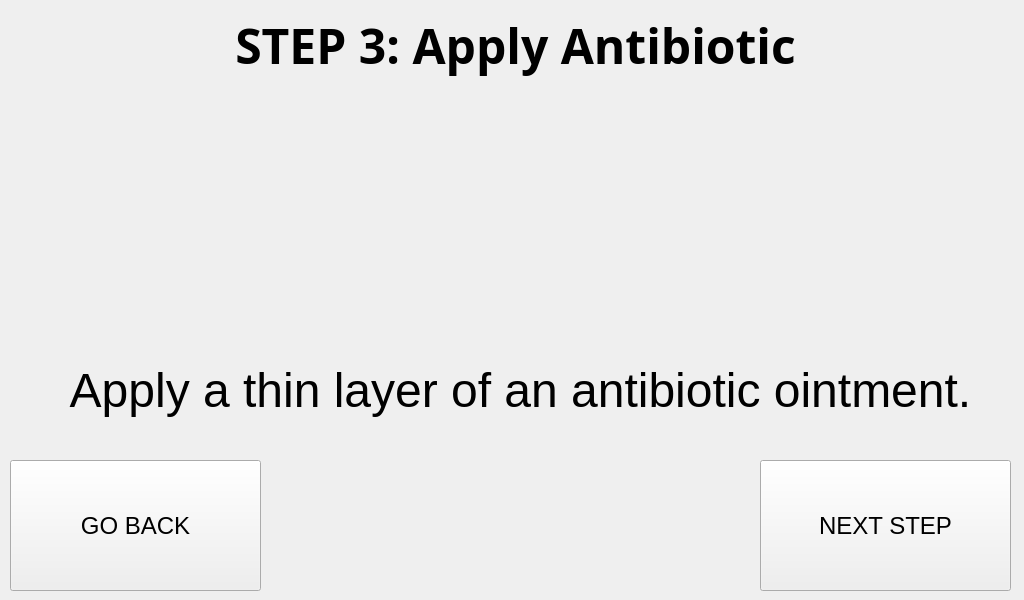
Above: RASPI/injuries/cut_step_3.ui from Pwersa/Medical-Cabinet before the change. Below: the same form after it.
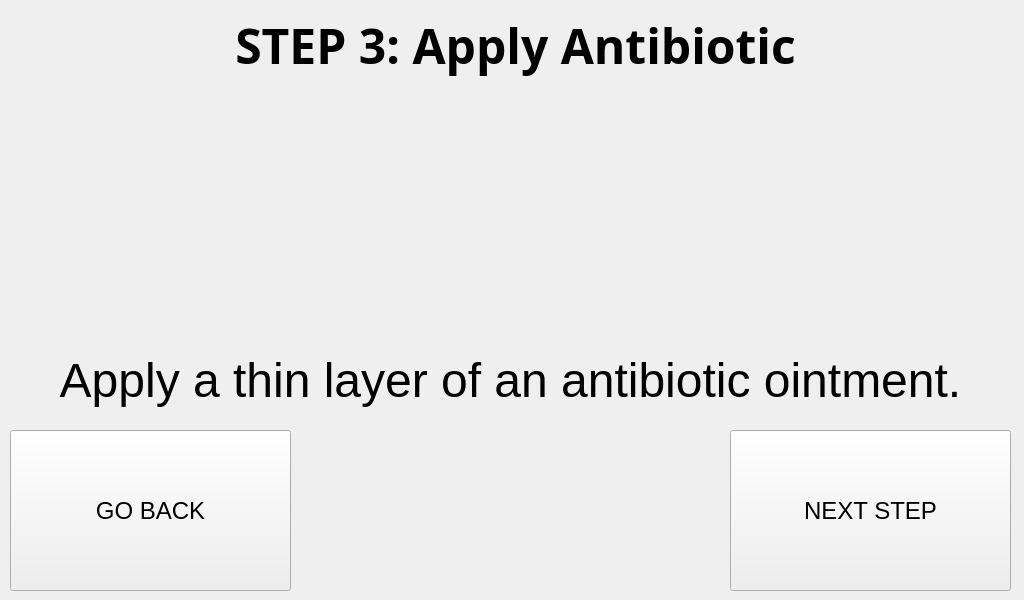
That is the form after the change.

```diff
--- a/RASPI/injuries/cut_step_3.ui
+++ b/RASPI/injuries/cut_step_3.ui
@@ -53,8 +53,8 @@
    <widget class="QLabel" name="text_steps_3">
     <property name="geometry">
      <rect>
-      <x>30</x>
-      <y>330</y>
+      <x>20</x>
+      <y>320</y>
       <width>981</width>
       <height>121</height>
      </rect>
@@ -110,10 +110,10 @@
    <widget class="QPushButton" name="next_step_button_3">
     <property name="geometry">
      <rect>
-      <x>760</x>
-      <y>460</y>
-      <width>251</width>
-      <height>131</height>
+      <x>730</x>
+      <y>430</y>
+      <width>281</width>
+      <height>161</height>
      </rect>
     </property>
     <property name="font">
@@ -132,9 +132,9 @@
     <property name="geometry">
      <rect>
       <x>10</x>
-      <y>460</y>
-      <width>251</width>
-      <height>131</height>
+      <y>430</y>
+      <width>281</width>
+      <height>161</height>
      </rect>
     </property>
     <property name="font">
```
Left out of the diff: 5 changed lines with no effect on the pictures.
